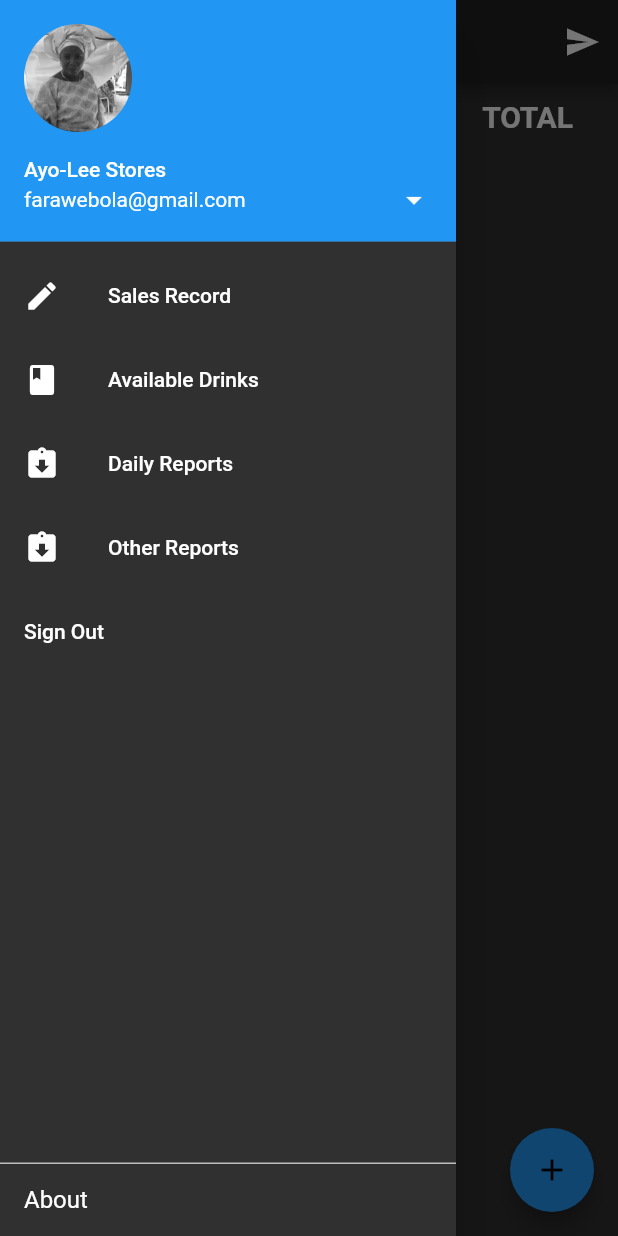
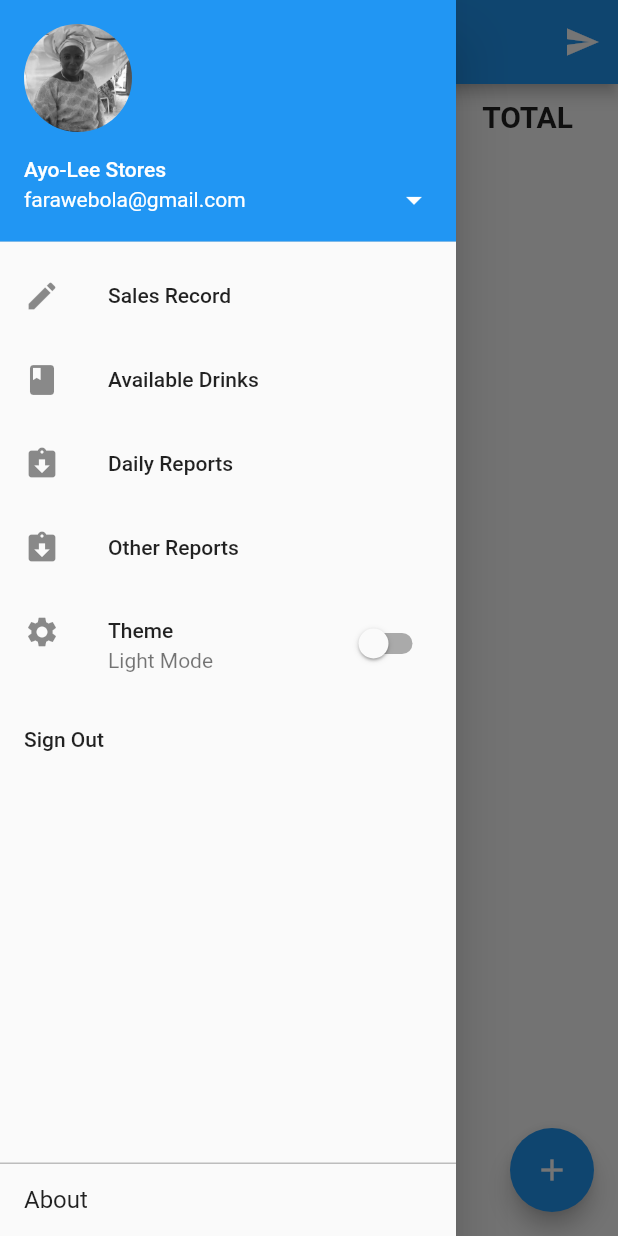
Before and after one commit to farawehassan/ayolee_enterprises, a Flutter app: the MyHomePage screen opened by its route, with the side drawer open, on a phone screen of 412 x 824 dp. Run offline on Flutter 3.47's test engine with Material 2 defaults, Android fonts, the phone set to English and light mode, and no system bars; our stand-ins replace dynamic_theme, flutter_money_formatter, flutter_typeahead, fluttertoast, font_awesome_flutter, modal_progress_hud and 3 more; missing offline and left inert: esc_pos_printer, flutter_sparkline, folding_cell; accounts and stored records are empty; project files that could hold a hidden picture were left out.

Commit message:
version2 commit...

```diff
--- a/lib/bloc/monthly_report_charts.dart
+++ b/lib/bloc/monthly_report_charts.dart
@@ -46,10 +46,10 @@ class _MonthlyReportChartsState extends State<MonthlyReportCharts> {
   /// A variable holding the length my daily report data
   int _dataLength;
 
-  /// Variable to hold the name of the user logged in
+  /// Variable to hold the type of the user logged in
   String userType;
 
-  /// Setting the current user's name logged in to [_username]
+  /// Setting the current user's type logged in to [userType]
   void getCurrentUser() async {
     await futureValue.getCurrentUser().then((user) {
       userType = user.type;
--- a/lib/main.dart
+++ b/lib/main.dart
@@ -4,6 +4,7 @@ import 'package:ayolee_stores/ui/navs/other/monthly/monthly_reports.dart';
 import 'package:ayolee_stores/ui/navs/other/monthly/reports_page.dart';
 import 'package:ayolee_stores/ui/navs/other/other_reports.dart';
 import 'package:ayolee_stores/ui/navs/other/products_sold.dart';
+import 'package:dynamic_theme/dynamic_theme.dart';
 import 'package:flutter/material.dart';
 import 'dart:io';
 import 'package:flutter/foundation.dart';
@@ -33,17 +34,18 @@ void main() {
 class MyApp extends StatelessWidget {
   @override
   Widget build(BuildContext context) {
+    return DynamicTheme(
+        defaultBrightness: Brightness.light,
+        data: (brightness) => ThemeData(
+              brightness: brightness,
+              cursorColor: Colors.blue,
+              primarySwatch: Colors.blue,
+            ),
+        themedWidgetBuilder: (context, theme) {
           return MaterialApp(
             title: 'Ayo-Lee Stores',
             debugShowCheckedModeBanner: false,
-      theme: ThemeData(
-        brightness: Brightness.dark,
-        cursorColor:  Colors.blue,
-        primarySwatch:  Colors.blue,
-      ),
-      darkTheme: ThemeData(
-          brightness: Brightness.dark,
-      ),
+            theme: theme,
             initialRoute: Splash.id,
             routes: {
               Splash.id: (context) => Splash(),
@@ -62,5 +64,6 @@ class MyApp extends StatelessWidget {
               CreateWorker.id: (context) => CreateWorker(),
             },
           );
+        });
   }
 }
--- a/lib/ui/navs/available_drinks.dart
+++ b/lib/ui/navs/available_drinks.dart
@@ -394,6 +394,7 @@ class _ProductsState extends State<Products> {
                           onSaved: (value) {
                             this._productName = value;
                           },
+                          cursorColor: Colors.blue,
                           decoration: kAddProductDecoration.copyWith(
                               hintText: "Product name"),
                         ),
@@ -410,6 +411,7 @@ class _ProductsState extends State<Products> {
                           onSaved: (value) {
                             this._initialQuantity = double.parse(value);
                           },
+                          cursorColor: Colors.blue,
                           decoration:
                               kAddProductDecoration.copyWith(hintText: "Qty"),
                         ),
@@ -429,6 +431,7 @@ class _ProductsState extends State<Products> {
                               onSaved: (value) {
                                 this._costPrice = double.parse(value);
                               },
+                              cursorColor: Colors.blue,
                               decoration: kAddProductDecoration.copyWith(
                                   hintText: "CP"),
                             ),
@@ -448,6 +451,7 @@ class _ProductsState extends State<Products> {
                               onSaved: (value) {
                                 this._sellingPrice = double.parse(value);
                               },
+                              cursorColor: Colors.blue,
                               decoration: kAddProductDecoration.copyWith(
                                   hintText: "SP"),
                             ),
--- a/lib/ui/navs/daily/daily_reports.dart
+++ b/lib/ui/navs/daily/daily_reports.dart
@@ -37,10 +37,10 @@ class _DailyReportsState extends State<DailyReports> {
   /// Variable to hold the total ProfitMade in today's report
   double _totalProfitMade = 0.0;
 
-  /// Variable to hold the name of the user logged in
+  /// Variable to hold the type of the user logged in
   String _userType;
 
-  /// Setting the current user's name logged in to [_userType]
+  /// Setting the current user's type logged in to [_userType]
   void _getCurrentUser() async {
     await futureValue.getCurrentUser().then((user) {
       _userType = user.type;
--- a/lib/ui/navs/home_page.dart
+++ b/lib/ui/navs/home_page.dart
@@ -4,6 +4,7 @@ import 'package:ayolee_stores/model/productDB.dart';
 import 'package:ayolee_stores/ui/navs/other/other_reports.dart';
 import 'package:ayolee_stores/ui/receipt/receipt_page.dart';
 import 'package:ayolee_stores/utils/constants.dart';
+import 'package:dynamic_theme/dynamic_theme.dart';
 import 'package:flutter/cupertino.dart';
 import 'package:flutter/material.dart';
 import 'package:ayolee_stores/ui/welcome_screen.dart';
@@ -25,6 +26,17 @@ class MyHomePage extends StatefulWidget {
 }
 
 class _MyHomePageState extends State<MyHomePage> {
+
+  /// Switch button for toggling between light mode and dark mode
+  bool _enabled = false;
+
+  /// Function for toggling between light mode and dark mode
+  void themeSwitch(context) {
+    DynamicTheme.of(context).setBrightness(
+        Theme.of(context).brightness == Brightness.dark
+            ? Brightness.light
+            : Brightness.dark);
+  }
 
   /// Instantiating a class of the [FutureValues]
   var futureValue = FutureValues();
@@ -68,7 +80,7 @@ class _MyHomePageState extends State<MyHomePage> {
   /// Variable to hold the type of the user logged in
   String _userType;
 
-  /// Setting the current user's name logged in to [_userType]
+  /// Setting the current user's type logged in to [_userType]
   void _getCurrentUser() async {
     await futureValue.getCurrentUser().then((user) {
       _userType = user.type;
@@ -98,6 +110,7 @@ class _MyHomePageState extends State<MyHomePage> {
   void initState() {
     super.initState();
     _getCurrentUser();
+    _getThemeBoolValuesSF();
   }
 
   /// Function to add a new row to record sales details:
@@ -113,6 +126,7 @@ class _MyHomePageState extends State<MyHomePage> {
     final TextEditingController productController = TextEditingController();
     final TextEditingController totalPriceController = TextEditingController();
 
+    if (!mounted) return;
     setState(() {
       _details = {'qty':'$_quantity','product':_selectedProduct,'costPrice':'$_costPrice','unitPrice':'$_unitPrice','totalPrice':'$_totalPrice'};
       increment ++;
@@ -238,6 +252,7 @@ class _MyHomePageState extends State<MyHomePage> {
 
   /// Function to delete a row from the record sales at a particular [index]
   void _deleteItem(index){
+    if (!mounted) return;
     setState((){
       print(index);
       _rows.removeAt(index);
@@ -253,6 +268,7 @@ class _MyHomePageState extends State<MyHomePage> {
   /// Function to undo deletion of a row from the record sales by replacing
   /// [item] at a particular [index]
   /*void _undoDeletion(index, item){
+   if (!mounted) return;
     setState((){
       _rows.insert(index, item);
       _detailsList.insert(index, item);
@@ -424,6 +440,24 @@ class _MyHomePageState extends State<MyHomePage> {
                     },
                   ),
                   ListTile(
+                    leading: Icon(Icons.settings),
+                    trailing: Switch(
+                      activeColor: Colors.blue,
+                      value: _enabled,
+                      onChanged: (bool value) {
+                        if (!mounted) return;
+                        setState(() {
+                          _addThemeBoolToSF(value);
+                          themeSwitch(context);
+                        });
+                      },
+                    ),
+                    title: Text('Theme'),
+                    subtitle: _enabled ? Text('Dark Mode') : Text('Light Mode'),
+                    onTap: (){
+                    },
+                  ),
+                  ListTile(
                     title: Text('Sign Out'),
                     onTap: (){
                       showDialog(
@@ -585,4 +619,35 @@ class _MyHomePageState extends State<MyHomePage> {
     Navigator.of(context).pushReplacementNamed(WelcomeScreen.id);
   }
 
+  /// Function to get the 'loggedIn' in your SharedPreferences
+  _getThemeBoolValuesSF() async {
+    SharedPreferences prefs = await SharedPreferences.getInstance();
+    bool boolValue = prefs.getBool('themeMode');
+    if(boolValue == true){
+      if (!mounted) return;
+      setState(() {
+        _enabled = true;
+      });
+    }
+    else if(boolValue == false){
+      if (!mounted) return;
+      setState(() {
+        _enabled = false;
+      });
+    } else {
+      _addThemeBoolToSF(false);
+      if (!mounted) return;
+      setState(() {
+        _enabled = false;
+      });
+    }
+  }
+
+  /// Function to set the 'loggedIn' in your SharedPreferences to false
+  _addThemeBoolToSF(bool state) async {
+    SharedPreferences prefs = await SharedPreferences.getInstance();
+    await prefs.setBool('themeMode', state);
+    _getThemeBoolValuesSF();
+  }
+
 }
--- a/lib/ui/receipt/printing_receipt.dart
+++ b/lib/ui/receipt/printing_receipt.dart
@@ -348,12 +348,15 @@ class _PrintingReceiptState extends State<PrintingReceipt> {
       floatingActionButton: FloatingActionButton(onPressed: () {
         printerManager.startScan(Duration(seconds: 4));
         printerManager.scanResults.listen((scannedDevices) {
+          if (!mounted) return;
           setState(() {
             _devices = scannedDevices;
           });
           if(_devices.isEmpty){
             _showMessage('No Available Printer');
           }
+        }).onError((handleError){
+          _showMessage('${handleError.toString()}');
         });
       },child: Icon(Icons.search),),
     );
--- a/pubspec.yaml
+++ b/pubspec.yaml
@@ -27,6 +27,7 @@ dependencies:
   #esc_pos_printer: ^3.1.6
   esc_pos_printer: ^2.1.2
   http: ^0.12.0+4
+  dynamic_theme: ^1.0.1
 
 dev_dependencies:
   flutter_test:
```
Also changed, not shown: pubspec.lock. Lines whose indentation alone changed are shown as unchanged.
